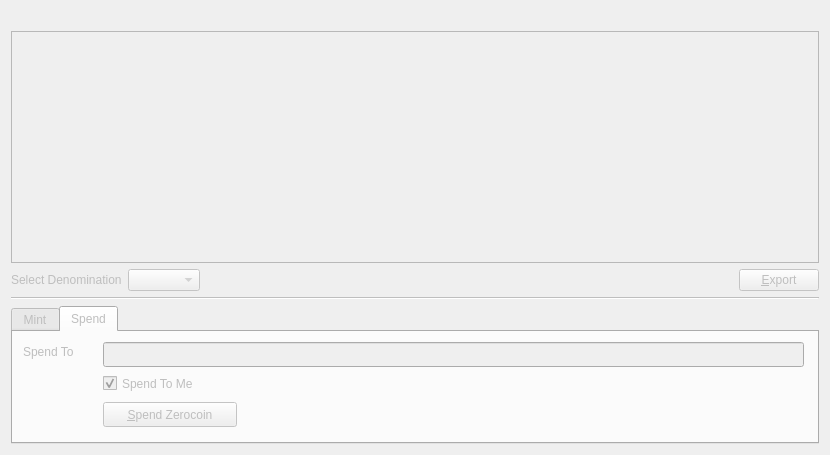
Above: src/qt/forms/zerocoinpage.ui from xinam-is-not-a-miner/GravityCoin before the change. Below: the same form after it.
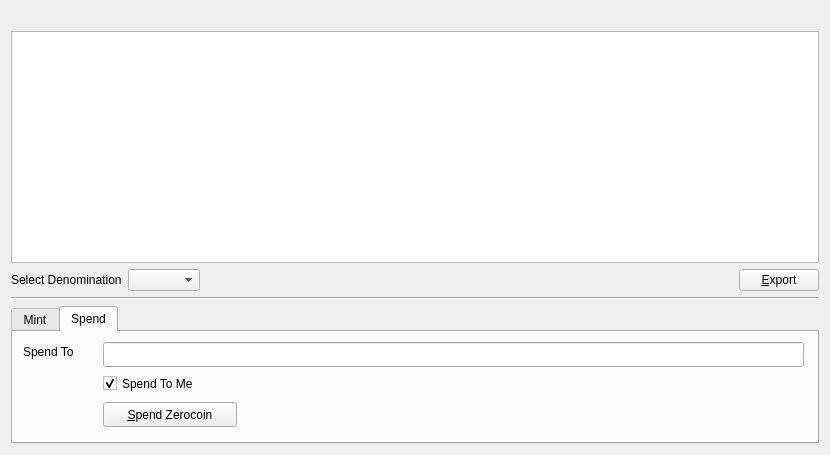
That is the form after the change. The open tabs and pages were chosen to show the change. Icons and pictures are not drawn.

Patch:
```diff
--- a/src/qt/forms/zerocoinpage.ui
+++ b/src/qt/forms/zerocoinpage.ui
@@ -3,7 +3,7 @@
  <class>ZerocoinPage</class>
  <widget class="QWidget" name="ZerocoinPage">
   <property name="enabled">
-   <bool>false</bool>
+   <bool>true</bool>
   </property>
   <property name="geometry">
    <rect>
@@ -108,7 +108,7 @@
      <item>
       <widget class="QTabWidget" name="tabWidget">
        <property name="enabled">
-        <bool>false</bool>
+        <bool>true</bool>
        </property>
        <property name="sizePolicy">
         <sizepolicy hsizetype="Expanding" vsizetype="Fixed">
@@ -129,7 +129,7 @@
         </size>
        </property>
        <property name="currentIndex">
-        <number>1</number>
+        <number>0</number>
        </property>
        <widget class="QWidget" name="tab">
         <attribute name="title">
@@ -201,7 +201,7 @@
         </widget>
         <widget class="QLineEdit" name="spendToThirdPartyAddress">
          <property name="enabled">
-          <bool>false</bool>
+          <bool>true</bool>
          </property>
          <property name="geometry">
           <rect>
```
